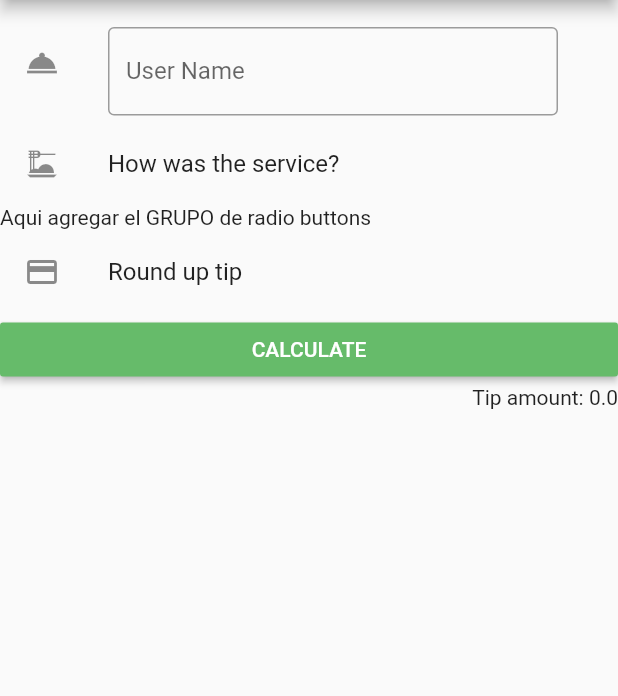
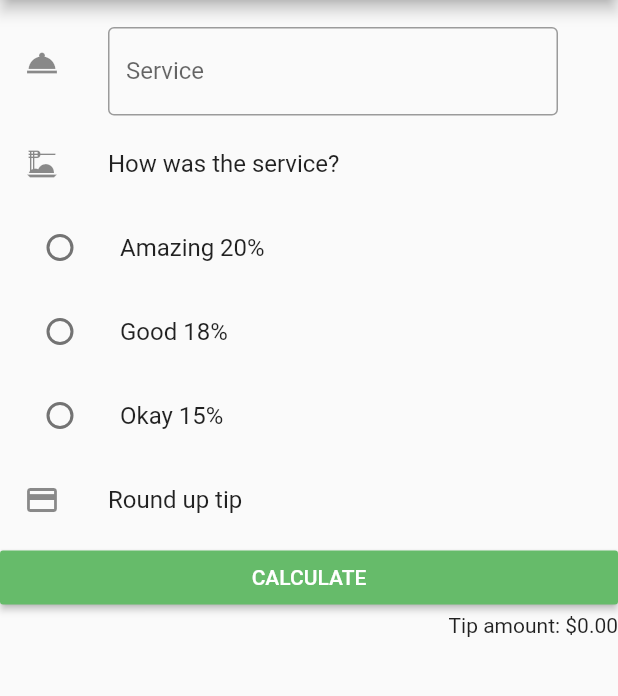
Before and after one commit to HappyFacell/Moviles, a Flutter app: the screen it shows after launch, after a tap on "CALCULATE", on a phone screen of 412 x 824 dp, the part 84-780 px from its top. Run offline on Flutter 3.47's test engine with Material 2 defaults, Android fonts, the phone set to English and light mode, and no system bars.

Commit message:
Radio buttons implementation

```diff
--- a/tiptime/lib/home_page.dart
+++ b/tiptime/lib/home_page.dart
@@ -10,7 +10,14 @@ class HomePage extends StatefulWidget {
 class _HomePageState extends State<HomePage> {
   // TODO: completar todo lo necesario
   var tipController = TextEditingController();
-  double totalTip = 0;
+  double totalTip = 0.00;
+
+  int? currentRadio;
+  var radioGroup = {
+    0: "Amazing 20%",
+    1: "Good 18%",
+    2: "Okay 15%",
+  };
 
   @override
   Widget build(BuildContext context) {
@@ -31,7 +38,7 @@ class _HomePageState extends State<HomePage> {
                 keyboardType: TextInputType.datetime,
                 decoration: const InputDecoration(
                   border: OutlineInputBorder(),
-                  labelText: 'User Name',
+                  labelText: 'Service',
                 ),
               ),
             ),
@@ -40,7 +47,10 @@ class _HomePageState extends State<HomePage> {
             leading: Icon(Icons.dinner_dining),
             title: Text("How was the service?"),
           ),
-          const Text("Aqui agregar el GRUPO de radio buttons"),
+          Column(
+            mainAxisSize: MainAxisSize.min, children: radioGroupGenerator(),
+// const Text("Aqui agregar el GRUPO de radio buttons"),
+          ),
           const ListTile(
             leading: Icon(Icons.credit_card),
             title: Text("Round up tip"),
@@ -57,7 +67,7 @@ class _HomePageState extends State<HomePage> {
             ),
           ),
           Text(
-            "Tip amount: $totalTip",
+            "Tip amount: \$${(totalTip).toStringAsFixed(2)}",
             textAlign: TextAlign.end,
           ),
         ],
@@ -66,9 +76,37 @@ class _HomePageState extends State<HomePage> {
   }
 
   double _tipCalculation() {
+    // TODO: completar
     double totalTip = double.parse(tipController.text);
-    totalTip = double.parse((totalTip*0.22).toStringAsFixed(3));
-    return totalTip;
+    if (currentRadio == 0){
+      return totalTip = totalTip * 0.2;
+    }
+    else if (currentRadio == 1){
+      return totalTip = totalTip * 0.18;
+    }
+    else if (currentRadio == 2){
+      return totalTip = totalTip * 0.15;
+    }
+    else{
+      return 0.00;
+    }
   }
-  // TODO: completar
+
+  radioGroupGenerator() {
+    return radioGroup.entries
+        .map(
+          (radioElement) => ListTile(
+            leading: Radio(
+              value: radioElement.key,
+              groupValue: currentRadio,
+              onChanged: (int? selected) {
+                currentRadio = selected;
+                setState(() {});
+              },
+            ),
+            title: Text(radioElement.value),
+          ),
+        )
+        .toList();
+  }
 }
```
